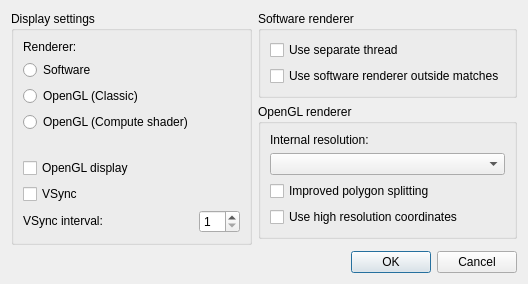
Before: the Qt Designer form src/frontend/qt_sdl/VideoSettingsDialog.ui in ag-advania/melonPrimeDS, drawn with Qt 5.
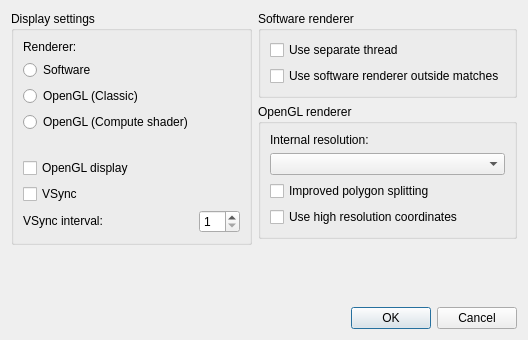
After: the same form once the commit is applied.

What changed in the file:
```diff
--- a/src/frontend/qt_sdl/VideoSettingsDialog.ui
+++ b/src/frontend/qt_sdl/VideoSettingsDialog.ui
@@ -93,6 +93,31 @@
        </widget>
       </item>
      </layout>
+   </widget>
+  </item>
+   <item row="2" column="1">
+    <widget class="QLabel" name="lblRendererNotes">
+     <property name="sizePolicy">
+      <sizepolicy hsizetype="Preferred" vsizetype="MinimumExpanding">
+       <horstretch>0</horstretch>
+       <verstretch>0</verstretch>
+      </sizepolicy>
+     </property>
+     <property name="minimumSize">
+      <size>
+       <width>0</width>
+       <height>56</height>
+      </size>
+     </property>
+     <property name="wordWrap">
+      <bool>true</bool>
+     </property>
+     <property name="visible">
+      <bool>false</bool>
+     </property>
+     <property name="text">
+      <string/>
+     </property>
     </widget>
    </item>
    <item row="4" column="0" colspan="2">
```
